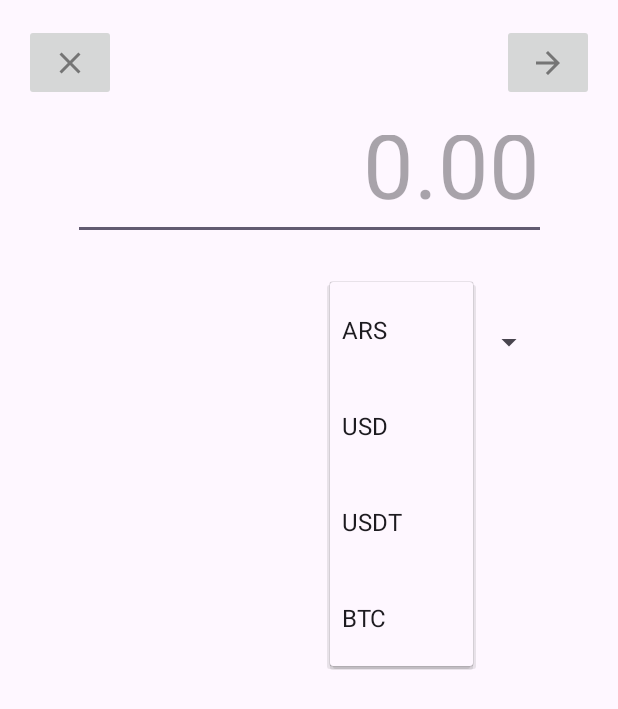
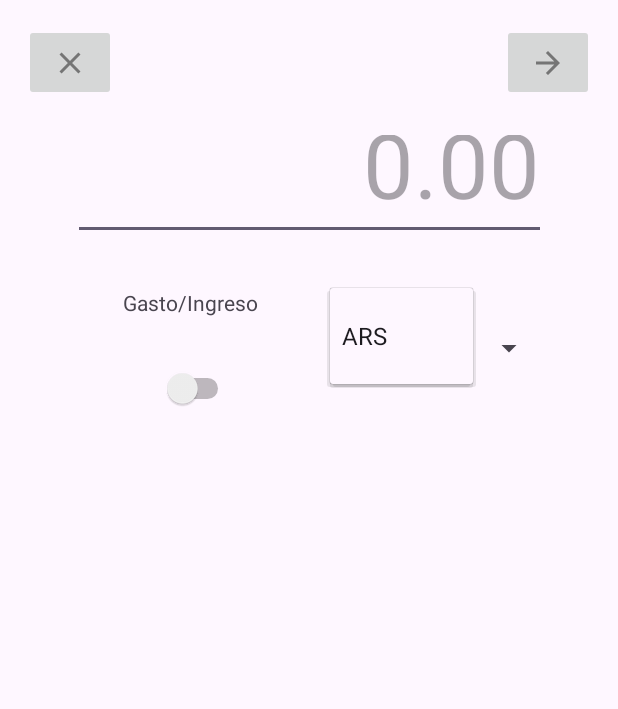
Before and after one commit to ffranco96/KotlinProject, an Android app: the AddRegFragmentAmount screen opened directly, with no data from a screen before it, after a tap on "ARS", on a phone screen of 412 x 824 dp. Shown: the top 709 px of the screen. Run offline under Robolectric (Android 15) with nearby library versions, the phone set to English and light mode, and no system bars; our stand-ins replace Room's generated code; Roboto replaces fonts that are not available here.

Commit message:
Commented other currencies, just ARS will be used for now. Added switch. Now amount depends on switch: left (off) is an expense. Right (on) is an income. Updated README.md.

```diff
--- a/app/src/main/java/com/example/kotlinproject/fragments/AddRegFragmentAmount.kt
+++ b/app/src/main/java/com/example/kotlinproject/fragments/AddRegFragmentAmount.kt
@@ -10,6 +10,7 @@ import android.widget.ArrayAdapter
 import android.widget.EditText
 import android.widget.ImageButton
 import android.widget.Spinner
+import android.widget.Switch
 import androidx.navigation.Navigation
 import androidx.navigation.fragment.findNavController
 import com.example.kotlinproject.R
@@ -24,7 +25,7 @@ class AddRegFragmentAmount : Fragment() {
         val rootView = inflater.inflate(R.layout.fragment_add_reg_amount, container, false)
 
         // Spinner
-        val currencies = listOf("ARS", "USD", "USDT", "BTC")  //@todo como accedo a los valores del spinner para guardarlo
+        val currencies = listOf("ARS") // TODO "USD", "USDT", "BTC" . Por el momento solo ARS
         val currencySpinner = rootView.findViewById<Spinner>(R.id.currencySpinner)
         val spinnerAdapter = ArrayAdapter(requireActivity(), android.R.layout.simple_spinner_item,currencies)
         spinnerAdapter.setDropDownViewResource(android.R.layout.simple_dropdown_item_1line)
@@ -34,6 +35,7 @@ class AddRegFragmentAmount : Fragment() {
         val nextButton = rootView.findViewById<ImageButton>(R.id.nextButton)
         val cancelButton = rootView.findViewById<ImageButton>(R.id.cancelButton)
         val amountEditText = rootView.findViewById<EditText>(R.id.amountEditText)
+        val incomeExpensesSwitch = rootView.findViewById<Switch>(R.id.incomeExpensesSwitch)
 
         //nextButton.setOnClickListener( @note Another way to move nav graph
         //    Navigation.createNavigateOnClickListener(R.id.action_addRegFragmentAmount_to_addRegFragmentDetail)
@@ -41,7 +43,10 @@ class AddRegFragmentAmount : Fragment() {
         val activityContext = (activity as AddRegActivity)
         nextButton.setOnClickListener{//@todo check
             findNavController().navigate(R.id.action_addRegFragmentAmount_to_addRegFragmentDetail)
-            activityContext.newRecord.amount = amountEditText.text.toString().toDouble()
+
+            activityContext.newRecord.amount = if(!(incomeExpensesSwitch.isChecked)) amountEditText.text.toString().toDouble() * (-1)
+                                                else amountEditText.text.toString().toDouble()
+
             activityContext.newRecord.currency = currencySpinner.selectedItem.toString()
             Log.d("LifeCycle", "Presionado nextbutton")
         }
--- a/app/src/main/res/layout/fragment_add_reg_amount.xml
+++ b/app/src/main/res/layout/fragment_add_reg_amount.xml
@@ -12,7 +12,7 @@
         android:layout_width="143dp"
         android:layout_height="80dp"
         android:layout_marginStart="220dp"
-        android:layout_marginTop="28dp"
+        android:layout_marginTop="32dp"
         app:layout_constraintStart_toStartOf="parent"
         app:layout_constraintTop_toBottomOf="@+id/amountEditText" />
 
@@ -52,4 +52,25 @@
         app:layout_constraintStart_toStartOf="parent"
         app:layout_constraintTop_toTopOf="parent" />
 
+    <Switch
+        android:id="@+id/incomeExpensesSwitch"
+        android:layout_width="77dp"
+        android:layout_height="70dp"
+        android:layout_marginTop="64dp"
+        android:layout_marginEnd="64dp"
+        android:checked="false"
+        app:layout_constraintEnd_toStartOf="@+id/currencySpinner"
+        app:layout_constraintTop_toBottomOf="@+id/amountEditText" />
+
+    <TextView
+        android:id="@+id/labelIncomeExpenses"
+        android:layout_width="138dp"
+        android:layout_height="24dp"
+        android:layout_marginTop="32dp"
+        android:layout_marginEnd="24dp"
+        android:text="@string/switch_income_expenses"
+        android:textAlignment="center"
+        app:layout_constraintEnd_toStartOf="@+id/currencySpinner"
+        app:layout_constraintTop_toBottomOf="@+id/amountEditText" />
+
 </androidx.constraintlayout.widget.ConstraintLayout>
--- a/app/src/main/res/values/strings.xml
+++ b/app/src/main/res/values/strings.xml
@@ -8,4 +8,6 @@
     <string name="text_view_first_cripto_currency">USDT</string>
     <string name="text_view_second_cripto_currency">BTC</string>
     <string name="text_view_third_cripto_currency">ETH</string>
+    <string name="switch_income_expenses">Gasto/Ingreso</string>
+
 </resources>
```
Also changed, not shown: 1 other file.
